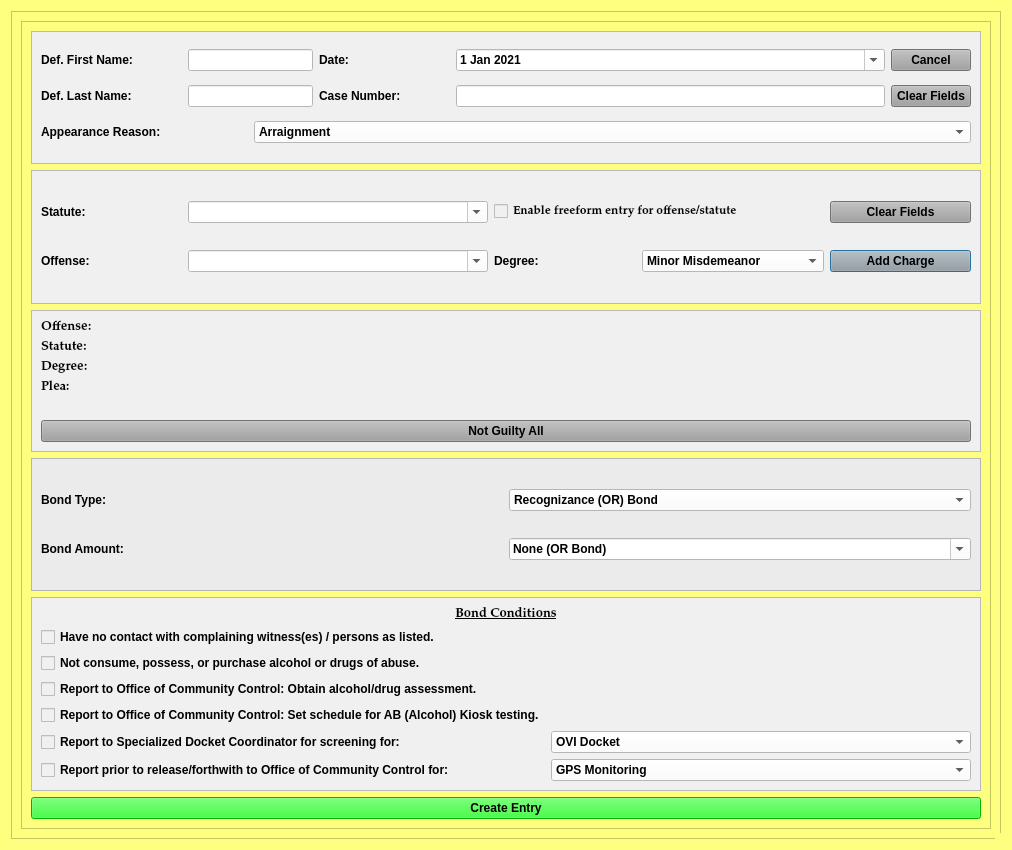
The window that resources/ui/NotGuiltyBondDialog.ui (HunterProgram22/MuniEntry) describes before a commit, drawn with Qt 5.
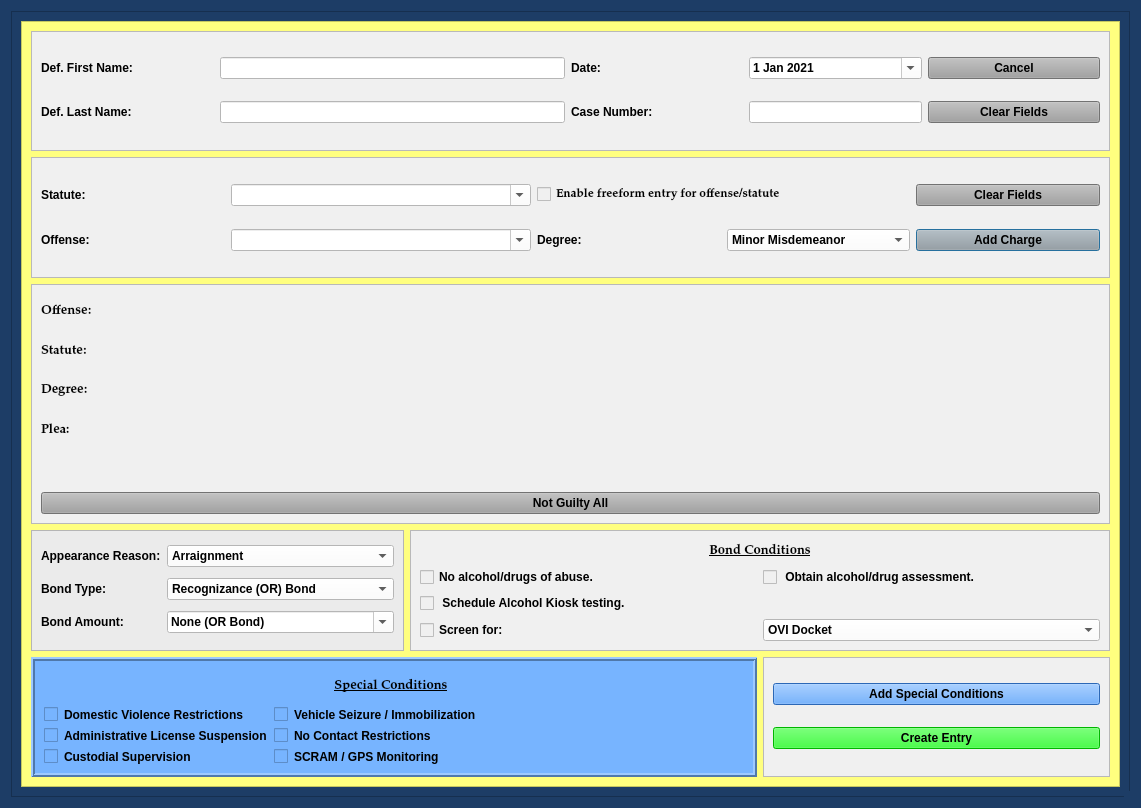
The same window after the commit.

Commit message: Updated NGBond dialog view and template.

What changed in the file:
```diff
--- a/resources/ui/NotGuiltyBondDialog.ui
+++ b/resources/ui/NotGuiltyBondDialog.ui
@@ -9,8 +9,8 @@
    <rect>
     <x>0</x>
     <y>0</y>
-    <width>1012</width>
-    <height>850</height>
+    <width>1141</width>
+    <height>808</height>
    </rect>
   </property>
   <property name="sizePolicy">
@@ -37,27 +37,27 @@
      <colorrole role="Button">
       <brush brushstyle="SolidPattern">
        <color alpha="255">
-        <red>255</red>
-        <green>255</green>
-        <blue>127</blue>
+        <red>29</red>
+        <green>61</green>
+        <blue>102</blue>
        </color>
       </brush>
      </colorrole>
      <colorrole role="Base">
       <brush brushstyle="SolidPattern">
        <color alpha="255">
-        <red>255</red>
-        <green>255</green>
-        <blue>127</blue>
+        <red>29</red>
+        <green>61</green>
+        <blue>102</blue>
        </color>
       </brush>
      </colorrole>
      <colorrole role="Window">
       <brush brushstyle="SolidPattern">
        <color alpha="255">
-        <red>255</red>
-        <green>255</green>
-        <blue>127</blue>
+        <red>29</red>
+        <green>61</green>
+        <blue>102</blue>
        </color>
       </brush>
      </colorrole>
@@ -66,27 +66,27 @@
      <colorrole role="Button">
       <brush brushstyle="SolidPattern">
        <color alpha="255">
-        <red>255</red>
-        <green>255</green>
-        <blue>127</blue>
+        <red>29</red>
+        <green>61</green>
+        <blue>102</blue>
        </color>
       </brush>
      </colorrole>
      <colorrole role="Base">
       <brush brushstyle="SolidPattern">
        <color alpha="255">
-        <red>255</red>
-        <green>255</green>
-        <blue>127</blue>
+        <red>29</red>
+        <green>61</green>
+        <blue>102</blue>
        </color>
       </brush>
      </colorrole>
      <colorrole role="Window">
       <brush brushstyle="SolidPattern">
        <color alpha="255">
-        <red>255</red>
-        <green>255</green>
-        <blue>127</blue>
+        <red>29</red>
+        <green>61</green>
+        <blue>102</blue>
        </color>
       </brush>
      </colorrole>
@@ -95,27 +95,27 @@
      <colorrole role="Button">
       <brush brushstyle="SolidPattern">
        <color alpha="255">
-        <red>255</red>
-        <green>255</green>
-        <blue>127</blue>
+        <red>29</red>
+        <green>61</green>
+        <blue>102</blue>
        </color>
       </brush>
      </colorrole>
      <colorrole role="Base">
       <brush brushstyle="SolidPattern">
        <color alpha="255">
-        <red>255</red>
-        <green>255</green>
-        <blue>127</blue>
+        <red>29</red>
+        <green>61</green>
+        <blue>102</blue>
        </color>
       </brush>
      </colorrole>
      <colorrole role="Window">
       <brush brushstyle="SolidPattern">
        <color alpha="255">
-        <red>255</red>
-        <green>255</green>
-        <blue>127</blue>
+        <red>29</red>
+        <green>61</green>
+        <blue>102</blue>
        </color>
       </brush>
      </colorrole>
@@ -138,7 +138,7 @@
    <string/>
   </property>
   <property name="styleSheet">
-   <string notr="true">background-color: rgb(255, 255, 127);
+   <string notr="true">background-color: rgb(29, 61, 102);
 font: 75 10pt &quot;Palatino Linotype&quot;;
 font-weight: bold;</string>
   </property>
@@ -152,7 +152,7 @@
    <item row="0" column="0">
     <widget class="QFrame" name="frame_4">
      <property name="styleSheet">
-      <string notr="true">background-color: rgb(255, 255, 127);</string>
+      <string notr="true">background-color: rgb(29, 61, 102);</string>
      </property>
      <property name="frameShape">
       <enum>QFrame::StyledPanel</enum>
@@ -166,6 +166,9 @@
         <property name="focusPolicy">
          <enum>Qt::NoFocus</enum>
         </property>
+        <property name="styleSheet">
+         <string notr="true">background-color: rgb(255, 255, 127);</string>
+        </property>
         <property name="widgetResizable">
          <bool>true</bool>
         </property>
@@ -174,12 +177,12 @@
           <rect>
            <x>0</x>
            <y>0</y>
-           <width>957</width>
-           <height>813</height>
+           <width>1101</width>
+           <height>768</height>
           </rect>
          </property>
-         <layout class="QGridLayout" name="gridLayout_7">
-          <item row="0" column="0">
+         <layout class="QGridLayout" name="gridLayout_9" rowstretch="1,1,2,1,1">
+          <item row="0" column="0" colspan="3">
            <widget class="QFrame" name="frame_3">
             <property name="styleSheet">
              <string notr="true">background-color: rgb(240, 240, 240);</string>
@@ -190,9 +193,9 @@
             <property name="frameShadow">
              <enum>QFrame::Raised</enum>
             </property>
-            <layout class="QGridLayout" name="gridLayout">
-             <item row="0" column="0">
-              <widget class="QLabel" name="label">
+            <layout class="QGridLayout" name="gridLayout" columnstretch="1,2,1,1,1">
+             <item row="1" column="0">
+              <widget class="QLabel" name="label_2">
                <property name="minimumSize">
                 <size>
                  <width>141</width>
@@ -200,31 +203,44 @@
                 </size>
                </property>
                <property name="text">
-                <string>Def. First Name:</string>
+                <string>Def. Last Name:</string>
                </property>
               </widget>
              </item>
-             <item row="0" column="1" colspan="2">
-              <widget class="QLineEdit" name="defendant_first_name_lineEdit">
-               <property name="maximumSize">
-                <size>
-                 <width>500</width>
-                 <height>16777215</height>
-                </size>
-               </property>
-               <property name="styleSheet">
-                <string notr="true">background-color: rgb(255, 255, 255);</string>
-               </property>
-              </widget>
-             </item>
-             <item row="0" column="3">
+             <item row="0" column="2">
               <widget class="QLabel" name="label_26">
                <property name="text">
                 <string>Date:</string>
                </property>
               </widget>
              </item>
-             <item row="0" column="4">
+             <item row="0" column="1">
+              <widget class="QLineEdit" name="defendant_first_name_lineEdit">
+               <property name="maximumSize">
+                <size>
+                 <width>500</width>
+                 <height>16777215</height>
+                </size>
+               </property>
+               <property name="styleSheet">
+                <string notr="true">background-color: rgb(255, 255, 255);</string>
+               </property>
+              </widget>
+             </item>
+             <item row="1" column="3">
+              <widget class="QLineEdit" name="case_number_lineEdit">
+               <property name="maximumSize">
+                <size>
+                 <width>500</width>
+                 <height>16777215</height>
+                </size>
+               </property>
+               <property name="styleSheet">
+                <string notr="true">background-color: rgb(255, 255, 255);</string>
+               </property>
+              </widget>
+             </item>
+             <item row="0" column="3">
               <widget class="QDateEdit" name="plea_trial_date">
                <property name="focusPolicy">
                 <enum>Qt::NoFocus</enum>
@@ -251,43 +267,7 @@
                </property>
               </widget>
              </item>
-             <item row="0" column="5">
-              <widget class="QPushButton" name="cancel_Button">
-               <property name="focusPolicy">
-                <enum>Qt::NoFocus</enum>
-               </property>
-               <property name="styleSheet">
-                <string notr="true">background-color: rgb(160, 160, 160);</string>
-               </property>
-               <property name="text">
-                <string>Cancel</string>
-               </property>
-              </widget>
-             </item>
-             <item row="1" column="0">
-              <widget class="QLabel" name="label_2">
-               <property name="minimumSize">
-                <size>
-                 <width>141</width>
-                 <height>0</height>
-                </size>
-               </property>
-               <property name="text">
-                <string>Def. Last Name:</string>
-               </property>
-              </widget>
-             </item>
-             <item row="1" column="1" colspan="2">
-              <widget class="QLineEdit" name="defendant_last_name_lineEdit">
-               <property name="enabled">
-                <bool>true</bool>
-               </property>
-               <property name="styleSheet">
-                <string notr="true">background-color: rgb(255, 255, 255);</string>
-               </property>
-              </widget>
-             </item>
-             <item row="1" column="3">
+             <item row="1" column="2">
               <widget class="QLabel" name="label_3">
                <property name="minimumSize">
                 <size>
@@ -300,20 +280,43 @@
                </property>
               </widget>
              </item>
-             <item row="1" column="4">
-              <widget class="QLineEdit" name="case_number_lineEdit">
-               <property name="maximumSize">
+             <item row="0" column="0">
+              <widget class="QLabel" name="label">
+               <property name="minimumSize">
                 <size>
-                 <width>500</width>
-                 <height>16777215</height>
+                 <width>141</width>
+                 <height>0</height>
                 </size>
                </property>
+               <property name="text">
+                <string>Def. First Name:</string>
+               </property>
+              </widget>
+             </item>
+             <item row="1" column="1">
+              <widget class="QLineEdit" name="defendant_last_name_lineEdit">
+               <property name="enabled">
+                <bool>true</bool>
+               </property>
                <property name="styleSheet">
                 <string notr="true">background-color: rgb(255, 255, 255);</string>
                </property>
               </widget>
              </item>
-             <item row="1" column="5">
+             <item row="0" column="4">
+              <widget class="QPushButton" name="cancel_Button">
+               <property name="focusPolicy">
+                <enum>Qt::NoFocus</enum>
+               </property>
+               <property name="styleSheet">
+                <string notr="true">background-color: rgb(160, 160, 160);</string>
+               </property>
+               <property name="text">
+                <string>Cancel</string>
+               </property>
+              </widget>
+             </item>
+             <item row="1" column="4">
               <widget class="QPushButton" name="clear_fields_case_Button">
                <property name="focusPolicy">
                 <enum>Qt::NoFocus</enum>
@@ -326,34 +329,10 @@
                </property>
               </widget>
              </item>
-             <item row="2" column="0" colspan="2">
-              <widget class="QLabel" name="label_5">
-               <property name="text">
-                <string>Appearance Reason:</string>
-               </property>
-              </widget>
-             </item>
-             <item row="2" column="2" colspan="4">
-              <widget class="QComboBox" name="appearance_reason_box">
-               <property name="styleSheet">
-                <string notr="true">background-color: rgb(255, 255, 255);</string>
-               </property>
-               <item>
-                <property name="text">
-                 <string>Arraignment</string>
-                </property>
-               </item>
-               <item>
-                <property name="text">
-                 <string>Motion Hearing</string>
-                </property>
-               </item>
-              </widget>
-             </item>
             </layout>
            </widget>
           </item>
-          <item row="1" column="0">
+          <item row="1" column="0" colspan="3">
            <widget class="QFrame" name="frame">
             <property name="styleSheet">
              <string notr="true">background-color: rgb(240, 240, 240);</string>
@@ -515,7 +494,7 @@
             </layout>
            </widget>
           </item>
-          <item row="2" column="0">
+          <item row="2" column="0" colspan="3">
            <widget class="QFrame" name="frame_6">
             <property name="styleSheet">
              <string notr="true">background-color: rgb(240, 240, 240);</string>
@@ -633,43 +612,21 @@
              <enum>QFrame::Raised</enum>
             </property>
             <layout class="QGridLayout" name="gridLayout_5">
-             <item row="1" column="0">
+             <item row="2" column="0">
               <widget class="QLabel" name="label_9">
                <property name="text">
                 <string>Bond Amount:</string>
                </property>
               </widget>
              </item>
-             <item row="0" column="1">
-              <widget class="QComboBox" name="bond_type_box">
-               <property name="styleSheet">
-                <string notr="true">background-color: rgb(255, 255, 255);</string>
-               </property>
-               <item>
-                <property name="text">
-                 <string>Recognizance (OR) Bond</string>
-                </property>
-               </item>
-               <item>
-                <property name="text">
-                 <string>10% Deposit, Cash or Surety Bond</string>
-                </property>
-               </item>
-               <item>
-                <property name="text">
-                 <string> Bond</string>
-                </property>
-               </item>
-              </widget>
-             </item>
-             <item row="0" column="0">
+             <item row="1" column="0">
               <widget class="QLabel" name="label_8">
                <property name="text">
                 <string>Bond Type:</string>
                </property>
               </widget>
              </item>
-             <item row="1" column="1">
+             <item row="2" column="1">
               <widget class="QComboBox" name="bond_amount_box">
                <property name="font">
                 <font>
@@ -728,10 +685,56 @@
                </item>
               </widget>
              </item>
+             <item row="1" column="1">
+              <widget class="QComboBox" name="bond_type_box">
+               <property name="styleSheet">
+                <string notr="true">background-color: rgb(255, 255, 255);</string>
+               </property>
+               <item>
+                <property name="text">
+                 <string>Recognizance (OR) Bond</string>
+                </property>
+               </item>
+               <item>
+                <property name="text">
+                 <string>10% Deposit, Cash or Surety Bond</string>
+                </property>
+               </item>
+               <item>
+                <property name="text">
+                 <string> Bond</string>
+                </property>
+               </item>
+              </widget>
+             </item>
+             <item row="0" column="0">
+              <widget class="QLabel" name="label_5">
+               <property name="text">
+                <string>Appearance Reason:</string>
+               </property>
+              </widget>
+             </item>
+             <item row="0" column="1">
+              <widget class="QComboBox" name="appearance_reason_box">
+               <property name="styleSheet">
+                <string notr="true">background-color: rgb(255, 255, 255);</string>
+               </property>
+               <item>
+                <property name="text">
+                 <string>Arraignment</string>
+                </property>
+               </item>
+               <item>
+                <property name="text">
+                 <string>Motion Hearing</string>
+                </property>
+               </item>
+              </widget>
+             </item>
             </layout>
            </widget>
           </item>
-          <item row="4" column="0">
+          <item row="3" column="1" colspan="2">
            <widget class="QFrame" name="frame_7">
             <property name="styleSheet">
              <string notr="true">background-color: rgb(240, 240, 240);</string>
@@ -744,73 +747,27 @@
             </property>
             <layout class="QGridLayout" name="gridLayout_6">
              <item row="1" column="0">
-              <widget class="QCheckBox" name="no_contact_checkBox">
-               <property name="text">
-                <string>Have no contact with complaining witness(es) / persons as listed.</string>
-               </property>
-              </widget>
-             </item>
-             <item row="2" column="0">
               <widget class="QCheckBox" name="no_alcohol_drugs_checkBox">
                <property name="text">
-                <string>Not consume, possess, or purchase alcohol or drugs of abuse.</string>
+                <string>No alcohol/drugs of abuse.</string>
                </property>
               </widget>
              </item>
-             <item row="4" column="0">
+             <item row="2" column="0">
               <widget class="QCheckBox" name="alcohol_test_kiosk_checkBox">
                <property name="text">
-                <string>Report to Office of Community Control: Set schedule for AB (Alcohol) Kiosk testing.</string>
+                <string> Schedule Alcohol Kiosk testing.</string>
                </property>
               </widget>
              </item>
-             <item row="7" column="0">
-              <widget class="QCheckBox" name="monitoring_checkBox">
-               <property name="text">
-                <string>Report prior to release/forthwith to Office of Community Control for:</string>
-               </property>
-              </widget>
-             </item>
-             <item row="7" column="1">
-              <widget class="QComboBox" name="monitoring_type_box">
-               <property name="enabled">
-                <bool>true</bool>
-               </property>
-               <property name="styleSheet">
-                <string notr="true">background-color: rgb(255, 255, 255);</string>
-               </property>
-               <item>
-                <property name="text">
-                 <string>GPS Monitoring</string>
-                </property>
-               </item>
-               <item>
-                <property name="text">
-                 <string>SCRAM Monitoring</string>
-                </property>
-               </item>
-               <item>
-                <property name="text">
-                 <string>Smart Start Monitoring</string>
-                </property>
-               </item>
-              </widget>
-             </item>
-             <item row="3" column="0">
+             <item row="1" column="1">
               <widget class="QCheckBox" name="alcohol_drugs_assessment_checkBox">
                <property name="text">
-                <string>Report to Office of Community Control: Obtain alcohol/drug assessment. </string>
+                <string> Obtain alcohol/drug assessment. </string>
                </property>
               </widget>
              </item>
-             <item row="5" column="0">
-              <widget class="QCheckBox" name="specialized_docket_checkBox">
-               <property name="text">
-                <string>Report to Specialized Docket Coordinator for screening for:</string>
-               </property>
-              </widget>
-             </item>
-             <item row="5" column="1">
+             <item row="6" column="1">
               <widget class="QComboBox" name="specialized_docket_type_box">
                <property name="enabled">
                 <bool>true</bool>
@@ -835,6 +792,13 @@
                </item>
               </widget>
              </item>
+             <item row="6" column="0">
+              <widget class="QCheckBox" name="specialized_docket_checkBox">
+               <property name="text">
+                <string>Screen for:</string>
+               </property>
+              </widget>
+             </item>
              <item row="0" column="0" colspan="2">
               <widget class="QLabel" name="label_7">
                <property name="font">
@@ -858,17 +822,132 @@
             </layout>
            </widget>
           </item>
-          <item row="5" column="0">
-           <widget class="QPushButton" name="create_entry_Button">
+          <item row="4" column="0" colspan="2">
+           <widget class="QFrame" name="frame_2">
             <property name="styleSheet">
-             <string notr="true">background-color: rgb(0, 255, 0);</string>
+             <string notr="true">background-color: rgb(119, 180, 255);
+border-color: rgb(0, 0, 0);</string>
             </property>
-            <property name="text">
-             <string>Create Entry</string>
+            <property name="frameShape">
+             <enum>QFrame::Box</enum>
             </property>
-            <property name="autoDefault">
-             <bool>false</bool>
+            <property name="frameShadow">
+             <enum>QFrame::Raised</enum>
             </property>
+            <property name="lineWidth">
+             <number>2</number>
+            </property>
+            <layout class="QGridLayout" name="gridLayout_7">
+             <item row="1" column="0">
+              <widget class="QCheckBox" name="checkBox">
+               <property name="text">
+                <string>Domestic Violence Restrictions</string>
+               </property>
+              </widget>
+             </item>
+             <item row="1" column="1" colspan="2">
+              <widget class="QCheckBox" name="checkBox_3">
+               <property name="text">
+                <string>Vehicle Seizure / Immobilization</string>
+               </property>
+              </widget>
+             </item>
+             <item row="2" column="1">
+              <widget class="QCheckBox" name="no_contact_checkBox">
+               <property name="sizePolicy">
+                <sizepolicy hsizetype="Minimum" vsizetype="Fixed">
+                 <horstretch>1</horstretch>
+                 <verstretch>0</verstretch>
+                </sizepolicy>
+               </property>
+               <property name="text">
+                <string>No Contact Restrictions</string>
+               </property>
+              </widget>
+             </item>
+             <item row="3" column="0">
+              <widget class="QCheckBox" name="checkBox_4">
+               <property name="text">
+                <string>Custodial Supervision</string>
+               </property>
+              </widget>
+             </item>
+             <item row="2" column="0">
+              <widget class="QCheckBox" name="checkBox_2">
+               <property name="text">
+                <string>Administrative License Suspension</string>
+               </property>
+              </widget>
+             </item>
+             <item row="3" column="1">
+              <widget class="QCheckBox" name="monitoring_checkBox">
+               <property name="text">
+                <string>SCRAM / GPS Monitoring</string>
+               </property>
+              </widget>
+             </item>
+             <item row="0" column="0" colspan="2">
+              <widget class="QLabel" name="label_10">
+               <property name="font">
+                <font>
+                 <family>Palatino Linotype</family>
+                 <pointsize>10</pointsize>
+                 <weight>75</weight>
+                 <italic>false</italic>
+                 <bold>true</bold>
+                 <underline>true</underline>
+                </font>
+               </property>
+               <property name="text">
+                <string>Special Conditions</string>
+               </property>
+               <property name="alignment">
+                <set>Qt::AlignCenter</set>
+               </property>
+              </widget>
+             </item>
+            </layout>
+           </widget>
+          </item>
+          <item row="4" column="2">
+           <widget class="QFrame" name="frame_8">
+            <property name="styleSheet">
+             <string notr="true">background-color: rgb(240, 240, 240);</string>
+            </property>
+            <property name="frameShape">
+             <enum>QFrame::StyledPanel</enum>
+            </property>
+            <property name="frameShadow">
+             <enum>QFrame::Raised</enum>
+            </property>
+            <layout class="QGridLayout" name="gridLayout_10">
+             <item row="1" column="0">
+              <widget class="QPushButton" name="create_entry_Button">
+               <property name="styleSheet">
+                <string notr="true">background-color: rgb(0, 255, 0);</string>
+               </property>
+               <property name="text">
+                <string>Create Entry</string>
+               </property>
+               <property name="autoDefault">
+                <bool>false</bool>
+               </property>
+              </widget>
+             </item>
+             <item row="0" column="0">
+              <widget class="QPushButton" name="add_conditions_Button">
+               <property name="styleSheet">
+                <string notr="true">background-color: rgb(62, 146, 255)</string>
+               </property>
+               <property name="text">
+                <string>Add Special Conditions</string>
+               </property>
+               <property name="autoDefault">
+                <bool>false</bool>
+               </property>
+              </widget>
+             </item>
+            </layout>
            </widget>
           </item>
          </layout>
```
Left out of the diff: 1 changed line with no effect on the pictures. The commit also changes 5 other files.
